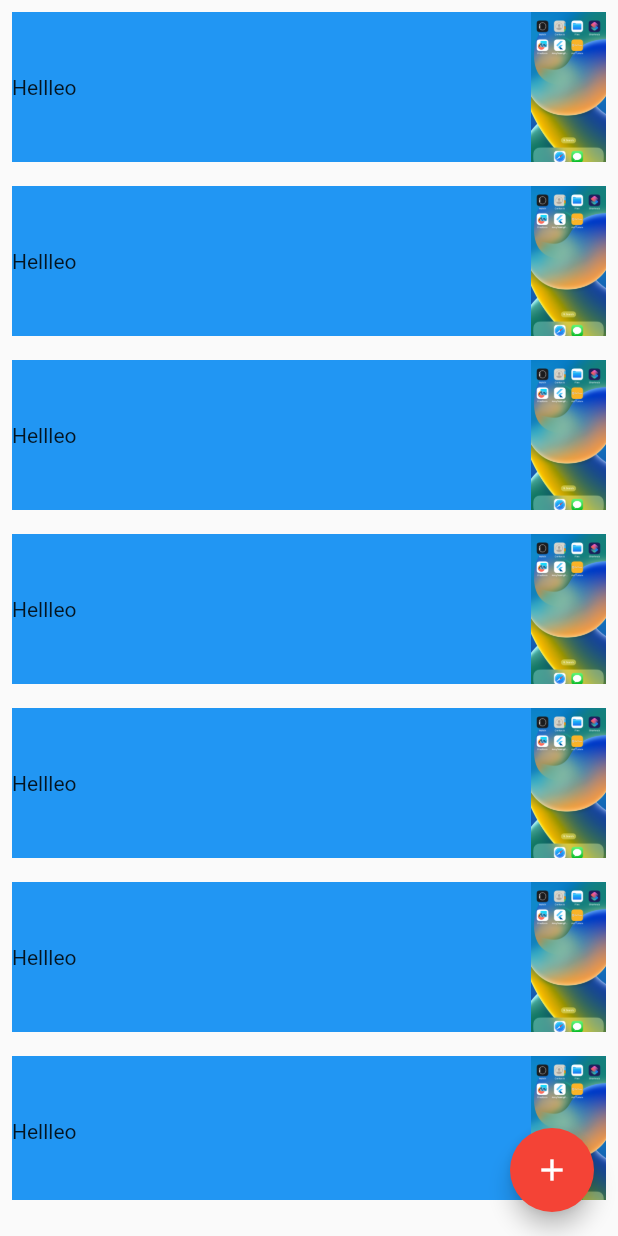
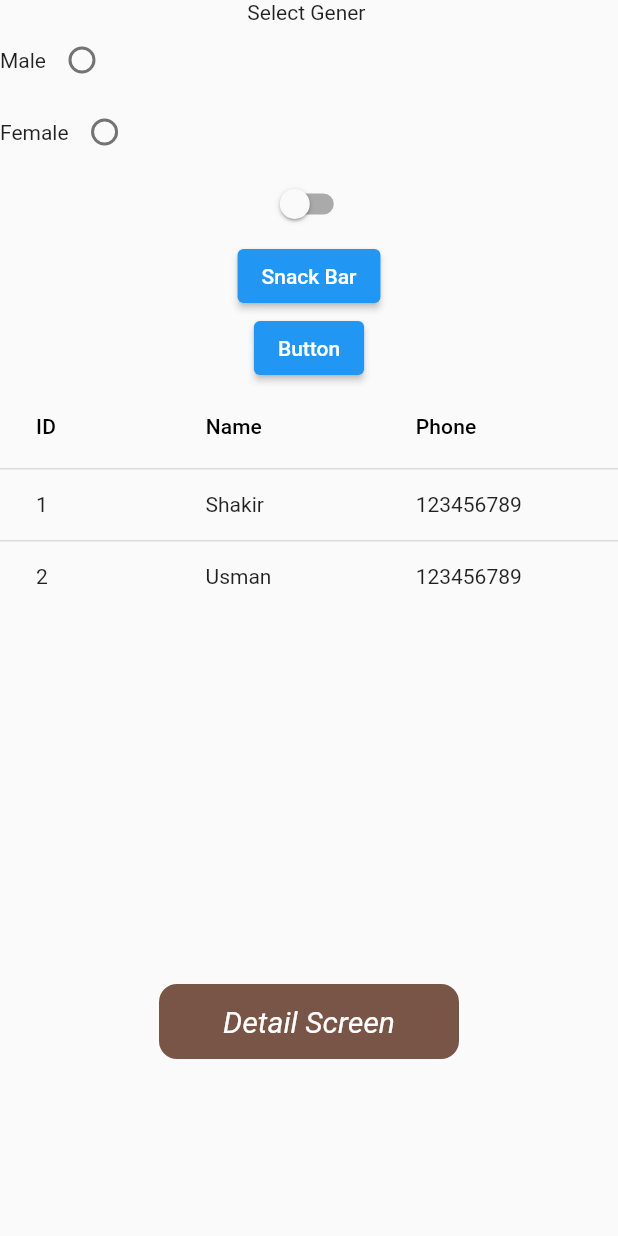
Before and after one commit to mshakir01/cfPakistanFirstApp, a Flutter app: the screen it shows after launch, on a phone screen of 412 x 824 dp. Run offline on Flutter 3.47's test engine with Material 2 defaults, Android fonts, the phone set to English and light mode, and no system bars.

Commit message:
update
17.	Radio Button
18.	Switch
19.	Bottom Sheet
20.	Snack Bar
21.	Simple Dialog
22.	Data Table
23.	Circular Progress Indicator
24.	Linear Progress Indicator

```diff
--- a/lib/fourthSeasion.dart
+++ b/lib/fourthSeasion.dart
@@ -20,58 +20,63 @@ class _FourthSeasionState extends State<FourthSeasion> {
         },
         child: Icon(Icons.add),
       ),
-      body: Column(
+      body: SafeArea(
+        child: Column(
           // mainAxisAlignment: MainAxisAlignment.center,
           // crossAxisAlignment: CrossAxisAlignment.center,
           children: [
             ///Custom Button
-          // Center(
-          //   child: GestureDetector(
-          //     onTap: (){
-          //       print("Hello");
-          //     },
-          //     child: Container(
-          //       decoration: BoxDecoration(
-          //           color: Colors.blue[500],
-          //         borderRadius: BorderRadius.circular(10)
-          //       ),
-          //       width: 100,
-          //       height: 50,
-          //       alignment: Alignment.center,
-          //       child: Text("Button"),
-          //     ),
-          //   ),
-          // ),
-          /// Listview
-          Container(
-            width: double.infinity,
-            height: 800,
-            child: ListView.builder(
-                itemCount: 10,
-                itemBuilder: (context, index) {
-                  return Padding(
-                    padding: const EdgeInsets.all(8.0),
+            Center(
+              child: GestureDetector(
+                onTap: (){
+                  print("Hello");
+                },
                 child: Container(
-                      color: Colors.blue,
-                      width: double.infinity,
-                      height: 100,
-                      child: Row(
-                        mainAxisAlignment: MainAxisAlignment.spaceBetween,
-                        children: [
-                          Container(
-
-                            child: Text("Hellleo"),
+                  decoration: BoxDecoration(
+                      color: Colors.blue[500],
+                    borderRadius: BorderRadius.circular(10)
                   ),
-                          Container(
-                          child:  Image.asset("assets/iphone.png",width: 50,fit:BoxFit.cover)
-
-                          ),
-                        ],
+                  width: 100,
+                  height: 50,
+                  alignment: Alignment.center,
+                  child: Text("Button"),
                 ),
               ),
-                  );
-                }),
             ),
+
+            SizedBox(height: 20,),
+            Image.asset("assets/images/iphone.png",width: 50,fit:BoxFit.cover,height: 100,),
+
+            /// Listview
+            // Container(
+            //   width: double.infinity,
+            //   height: 800,
+            //   child: ListView.builder(
+            //       itemCount: 10,
+            //       itemBuilder: (context, index) {
+            //         return Padding(
+            //           padding: const EdgeInsets.all(8.0),
+            //           child: Container(
+            //             color: Colors.blue,
+            //             width: double.infinity,
+            //             height: 100,
+            //             child: Row(
+            //               mainAxisAlignment: MainAxisAlignment.spaceBetween,
+            //               children: [
+            //                 Container(
+            //
+            //                   child: Text("Hellleo"),
+            //                 ),
+            //                 Container(
+            //                 child:
+            //
+            //                 ),
+            //               ],
+            //             ),
+            //           ),
+            //         );
+            //       }),
+            // ),
 
             ///GridView
             // SizedBox(
@@ -117,6 +122,7 @@ class _FourthSeasionState extends State<FourthSeasion> {
 
           ],
         ),
+      ),
     );
   }
 }
--- a/lib/main.dart
+++ b/lib/main.dart
@@ -1,4 +1,5 @@
 import 'package:first_app/practice.dart';
+import 'package:first_app/seasion_five.dart';
 import 'package:first_app/season_two.dart';
 import 'package:flutter/material.dart';
 import 'fourthSeasion.dart';
@@ -17,9 +18,9 @@ class MyApp extends StatelessWidget {
     return MaterialApp(
       title: 'Flutter Demo',
       theme: ThemeData(
-        primarySwatch: Colors.red,
+        primarySwatch: Colors.blue,
       ),
-      home:  FourthSeasion(),
+      home:  FifthSeasion(),
     );
   }
 }
--- /dev/null
+++ b/lib/seasion_five.dart
@@ -0,0 +1,164 @@
+import 'package:first_app/detail_Screen.dart';
+import 'package:flutter/material.dart';
+
+class FifthSeasion extends StatefulWidget {
+  const FifthSeasion({Key? key}) : super(key: key);
+
+  @override
+  State<FifthSeasion> createState() => _FifthSeasionState();
+}
+
+class _FifthSeasionState extends State<FifthSeasion> {
+  bool con = false;
+  int _groupValue = -1;
+
+  @override
+  Widget build(BuildContext context) {
+    return Scaffold(
+      body: SafeArea(
+        child: Column(
+          children: [
+            //RADIO BUTTON
+            Text("Select Gener "),
+            Row(
+              children: [
+                Text("Male"),
+                Radio(
+                    value: 1,
+                    groupValue: _groupValue,
+                    onChanged: (value) {
+                      setState(() {
+                        _groupValue = value!;
+                      });
+                    }),
+              ],
+            ),
+            Row(
+              children: [
+                Text("Female"),
+                Radio(
+                    value: 0,
+                    groupValue: _groupValue,
+                    onChanged: (value) {
+                      setState(() {
+                        _groupValue = value!;
+                      });
+                    }),
+              ],
+            ),
+
+            // SWITCH BUTTON
+
+            Switch(
+                value: con,
+                onChanged: (value) {
+                  setState(() {
+                    con = value;
+                  });
+                }),
+
+            //SNACKBAR
+            ElevatedButton(
+                onPressed: () {
+                  final snackbar = SnackBar(
+                    content: Text("The message has been Deleted"),
+                    action: SnackBarAction(
+                      label: 'Undo',
+                      onPressed: () {},
+                    ),
+                  );
+
+                  ScaffoldMessenger.of(context).showSnackBar(snackbar);
+                },
+                child: Text("Snack Bar")),
+            // BOTTOM SHEET
+            BottomSheetDesign(),
+
+            //DATA TABLE
+            Container(
+              width: double.infinity,
+              height: 400,
+              child: DataTable(
+                columns: [
+                  DataColumn(label: Text("ID ")),
+                  DataColumn(label: Text("Name ")),
+                  DataColumn(label: Text("Phone ")),
+                ],
+                rows: [
+                  DataRow(
+                    cells: [
+                      DataCell(Text("1")),
+                      DataCell(Text("Shakir")),
+                      DataCell(Text("123456789")),
+                    ],
+                  ),
+                  DataRow(
+                    cells: [
+                      DataCell(Text("2")),
+                      DataCell(Text("Usman")),
+                      DataCell(Text("123456789")),
+                    ],
+                  ),
+                ],
+              ),
+            ),
+
+            GestureDetector(
+              onTap: () {
+                Navigator.push(context,
+                    MaterialPageRoute(builder: (context) => DetailScreen()));
+              },
+              child: Container(
+                alignment: Alignment.center,
+                decoration: BoxDecoration(
+                    color: Colors.brown,
+                    borderRadius: BorderRadius.circular(12)),
+                width: 200,
+                height: 50,
+                child: Text(
+                  "Detail Screen",
+                  style: TextStyle(
+                      fontSize: 20,
+                      color: Colors.white,
+                      fontStyle: FontStyle.italic),
+                ),
+              ),
+            ),
+            //CircularProgressIndicator
+            // Center(child: CircularProgressIndicator()),
+            //
+            // LinearProgressIndicator(),
+          ],
+        ),
+      ),
+    );
+  }
+}
+
+class BottomSheetDesign extends StatelessWidget {
+  const BottomSheetDesign({Key? key}) : super(key: key);
+
+  @override
+  Widget build(BuildContext context) {
+    return ElevatedButton(
+        onPressed: () {
+          showModalBottomSheet(
+              context: context,
+              builder: (BuildContext context) {
+                return Container(
+                  height: 200,
+                  color: Colors.red,
+                  child: Column(
+                    children: [
+                      Text("Bottom Sheet"),
+                      Text("Bottom Sheet"),
+                      Text("Bottom Sheet"),
+                      Text("Bottom Sheet"),
+                    ],
+                  ),
+                );
+              });
+        },
+        child: Text("Button"));
+  }
+}
--- a/pubspec.yaml
+++ b/pubspec.yaml
@@ -61,7 +61,7 @@ flutter:
 
   # To add assets to your application, add an assets section, like this:
   assets:
-    - assets/iphone.png
+    - assets/images/
   #   - images/a_dot_ham.jpeg
 
   # An image asset can refer to one or more resolution-specific "variants", see
```
Also changed, not shown: lib/detail_Screen.dart (added, +33 -0 lines), assets/images/iphone.png (renamed from assets/iphone.png). Lines whose indentation alone changed are shown as unchanged.
